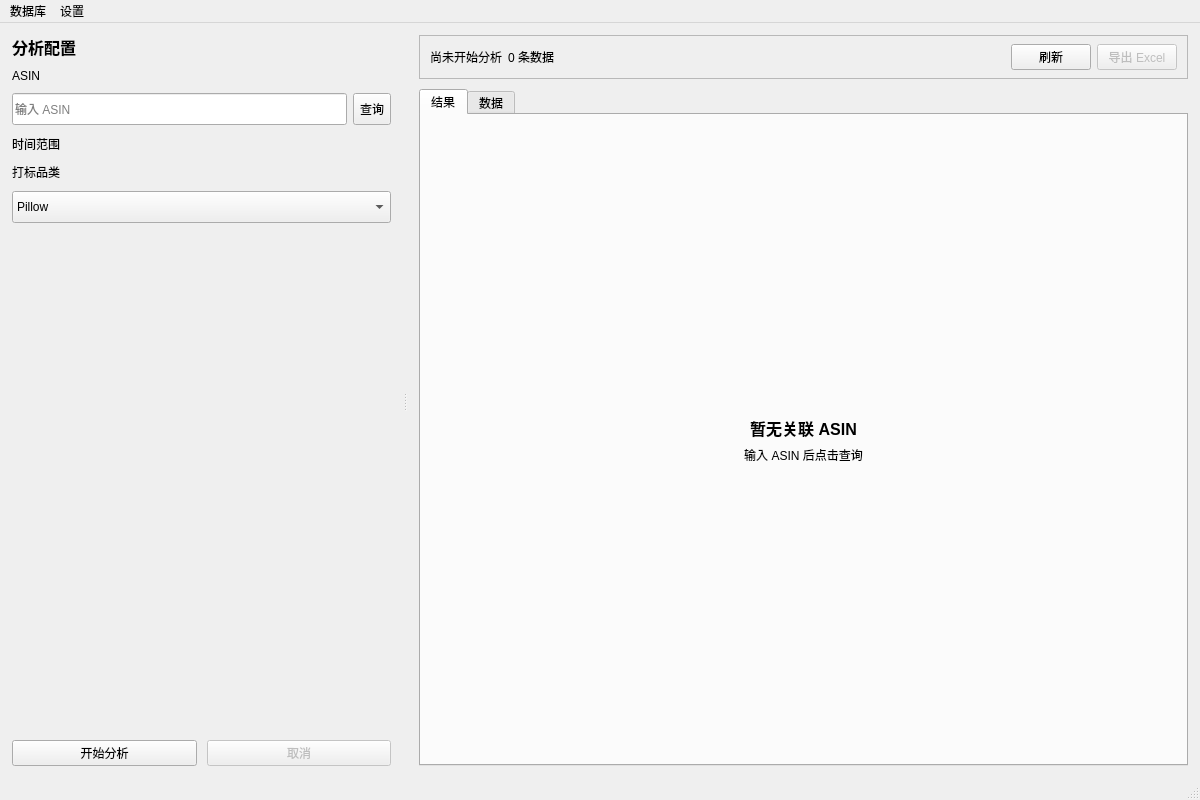
WanFengQC/Flow-Analysis, file ui/main_window.ui: the form before one commit.
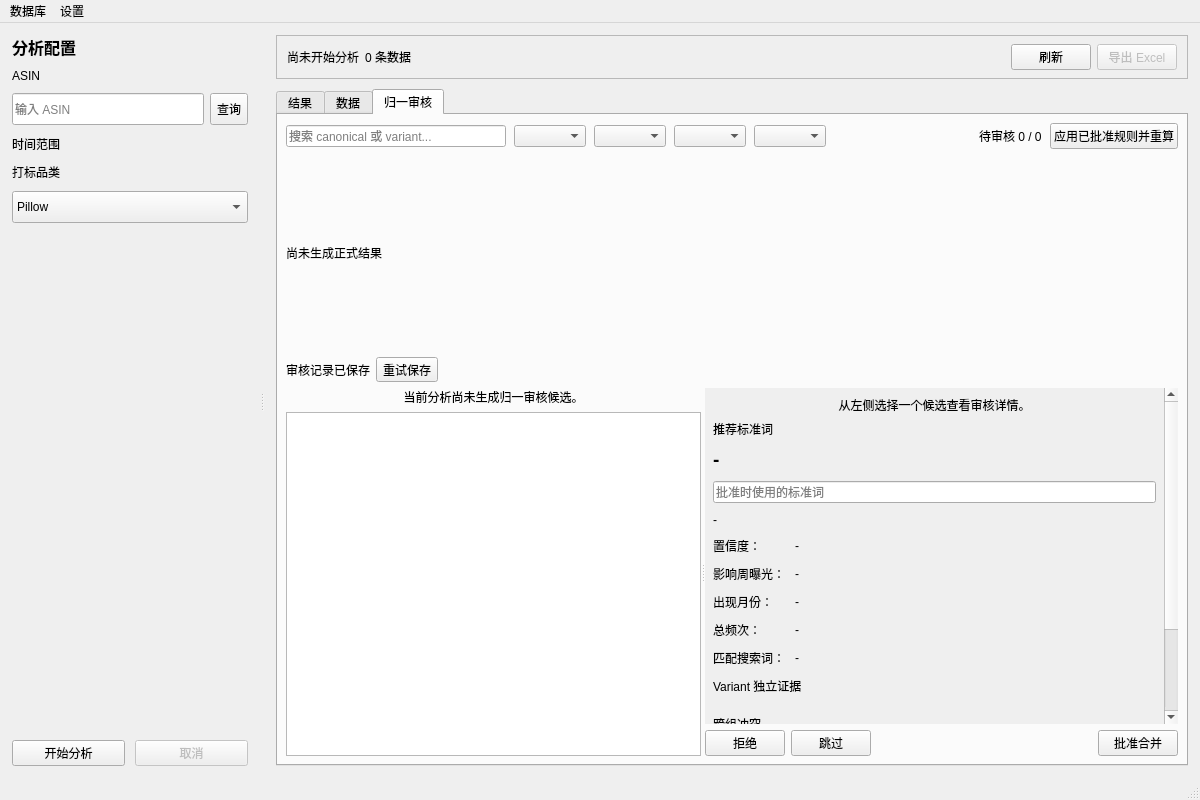
The form after the commit. The open tabs and pages were chosen to show the change.

Patch:
```diff
--- a/ui/main_window.ui
+++ b/ui/main_window.ui
@@ -596,7 +596,7 @@
              </item>
             </layout>
           </widget>
-          <widget class="QWidget" name="dataTab">
+           <widget class="QWidget" name="dataTab">
            <attribute name="title">
             <string>数据</string>
            </attribute>
@@ -632,14 +632,387 @@
                 </property>
                </widget>
               </item>
+              <item>
+               <spacer name="analysisResultModeSpacer">
+                <property name="orientation">
+                 <enum>Qt::Orientation::Horizontal</enum>
+                </property>
+                <property name="sizeHint" stdset="0">
+                 <size>
+                  <width>40</width>
+                  <height>20</height>
+                 </size>
+                </property>
+               </spacer>
+              </item>
+              <item>
+               <widget class="QLabel" name="analysisResultModeLabel">
+                <property name="text">
+                 <string>未归一预览</string>
+                </property>
+               </widget>
+              </item>
              </layout>
             </item>
             <item>
              <widget class="QTableView" name="resultTableView"/>
             </item>
-           </layout>
+            </layout>
+           </widget>
+           <widget class="QWidget" name="normalizationReviewTab">
+            <attribute name="title">
+             <string>归一审核</string>
+            </attribute>
+            <layout class="QVBoxLayout" name="normalizationReviewLayout">
+             <property name="leftMargin">
+              <number>8</number>
+             </property>
+             <property name="topMargin">
+              <number>8</number>
+             </property>
+             <property name="rightMargin">
+              <number>8</number>
+             </property>
+             <property name="bottomMargin">
+              <number>8</number>
+             </property>
+             <item>
+              <layout class="QHBoxLayout" name="normalizationToolbarLayout">
+               <property name="spacing">
+                <number>8</number>
+               </property>
+               <item>
+                <widget class="QLineEdit" name="normalizationSearchLineEdit">
+                 <property name="minimumSize">
+                  <size>
+                   <width>220</width>
+                   <height>0</height>
+                  </size>
+                 </property>
+                 <property name="placeholderText">
+                  <string>搜索 canonical 或 variant...</string>
+                 </property>
+                 <property name="clearButtonEnabled">
+                  <bool>true</bool>
+                 </property>
+                </widget>
+               </item>
+               <item>
+                <widget class="QComboBox" name="normalizationReasonComboBox"/>
+               </item>
+               <item>
+               <widget class="QComboBox" name="normalizationDecisionComboBox"/>
+               </item>
+               <item>
+                <widget class="QComboBox" name="normalizationHistoryComboBox"/>
+               </item>
+               <item>
+                <widget class="QComboBox" name="normalizationSortComboBox"/>
+               </item>
+               <item>
+                <spacer name="normalizationToolbarSpacer">
+                 <property name="orientation">
+                  <enum>Qt::Orientation::Horizontal</enum>
+                 </property>
+                 <property name="sizeHint" stdset="0">
+                  <size>
+                   <width>40</width>
+                   <height>20</height>
+                  </size>
+                 </property>
+                </spacer>
+               </item>
+               <item>
+               <widget class="QLabel" name="normalizationProgressLabel">
+                <property name="text">
+                 <string>待审核 0 / 0</string>
+                </property>
+               </widget>
+              </item>
+              <item>
+               <widget class="QPushButton" name="applyNormalizationRulesButton">
+                <property name="text">
+                 <string>应用已批准规则并重算</string>
+                </property>
+               </widget>
+              </item>
+             </layout>
+            </item>
+            <item>
+             <widget class="QLabel" name="normalizationResultStatusLabel">
+              <property name="text">
+               <string>尚未生成正式结果</string>
+              </property>
+              <property name="wordWrap">
+               <bool>true</bool>
+              </property>
+             </widget>
+            </item>
+            <item>
+             <layout class="QHBoxLayout" name="normalizationPersistenceLayout">
+              <item>
+               <widget class="QLabel" name="normalizationPersistenceStatusLabel">
+                <property name="text">
+                 <string>审核记录已保存</string>
+                </property>
+               </widget>
+              </item>
+              <item>
+               <widget class="QToolButton" name="retryNormalizationPersistenceButton">
+                <property name="text">
+                 <string>重试保存</string>
+                </property>
+               </widget>
+              </item>
+              <item>
+               <spacer name="normalizationPersistenceSpacer">
+                <property name="orientation">
+                 <enum>Qt::Orientation::Horizontal</enum>
+                </property>
+                <property name="sizeHint" stdset="0">
+                 <size>
+                  <width>40</width>
+                  <height>20</height>
+                 </size>
+                </property>
+               </spacer>
+              </item>
+             </layout>
+            </item>
+            <item>
+              <widget class="QSplitter" name="normalizationReviewSplitter">
+               <property name="orientation">
+                <enum>Qt::Orientation::Horizontal</enum>
+               </property>
+               <property name="childrenCollapsible">
+                <bool>false</bool>
+               </property>
+               <widget class="QWidget" name="normalizationListPanel">
+                <property name="minimumSize">
+                 <size>
+                  <width>280</width>
+                  <height>0</height>
+                 </size>
+                </property>
+                <layout class="QVBoxLayout" name="normalizationListPanelLayout">
+                 <property name="leftMargin">
+                  <number>0</number>
+                 </property>
+                 <property name="topMargin">
+                  <number>0</number>
+                 </property>
+                 <property name="rightMargin">
+                  <number>0</number>
+                 </property>
+                 <property name="bottomMargin">
+                  <number>0</number>
+                 </property>
+                 <item>
+                  <widget class="QLabel" name="normalizationReviewEmptyLabel">
+                   <property name="text">
+                    <string>当前分析尚未生成归一审核候选。</string>
+                   </property>
+                   <property name="wordWrap">
+                    <bool>true</bool>
+                   </property>
+                   <property name="alignment">
+                    <set>Qt::AlignmentFlag::AlignCenter</set>
+                   </property>
+                  </widget>
+                 </item>
+                 <item>
+                  <widget class="QListView" name="normalizationCandidateListView"/>
+                 </item>
+                </layout>
+               </widget>
+               <widget class="QWidget" name="normalizationDetailPanel">
+                <layout class="QVBoxLayout" name="normalizationDetailPanelLayout">
+                 <property name="leftMargin">
+                  <number>0</number>
+                 </property>
+                 <property name="topMargin">
+                  <number>0</number>
+                 </property>
+                 <property name="rightMargin">
+                  <number>0</number>
+                 </property>
+                 <property name="bottomMargin">
+                  <number>0</number>
+                 </property>
+                 <item>
+                  <widget class="QScrollArea" name="normalizationDetailScrollArea">
+                   <property name="frameShape">
+                    <enum>QFrame::Shape::NoFrame</enum>
+                   </property>
+                   <property name="widgetResizable">
+                    <bool>true</bool>
+                   </property>
+                   <widget class="QWidget" name="normalizationDetailScrollContent">
+                    <property name="geometry">
+                     <rect>
+                      <x>0</x>
+                      <y>0</y>
+                      <width>560</width>
+                      <height>520</height>
+                     </rect>
+                    </property>
+                    <layout class="QVBoxLayout" name="normalizationDetailLayout">
+                     <property name="leftMargin">
+                      <number>8</number>
+                     </property>
+                     <property name="topMargin">
+                      <number>8</number>
+                     </property>
+                     <property name="rightMargin">
+                      <number>8</number>
+                     </property>
+                     <property name="bottomMargin">
+                      <number>8</number>
+                     </property>
+                     <item>
+                      <widget class="QLabel" name="normalizationDetailEmptyLabel">
+                       <property name="text">
+                        <string>从左侧选择一个候选查看审核详情。</string>
+                       </property>
+                       <property name="alignment">
+                        <set>Qt::AlignmentFlag::AlignCenter</set>
+                       </property>
+                      </widget>
+                     </item>
+                     <item>
+                      <widget class="QWidget" name="normalizationDetailContent">
+                       <layout class="QVBoxLayout" name="normalizationDetailContentLayout">
+                        <property name="spacing">
+                         <number>10</number>
+                        </property>
+                        <property name="leftMargin">
+                         <number>0</number>
+                        </property>
+                        <property name="topMargin">
+                         <number>0</number>
+                        </property>
+                        <property name="rightMargin">
+                         <number>0</number>
+                        </property>
+                        <property name="bottomMargin">
+                         <number>0</number>
+                        </property>
+                        <item>
+                         <widget class="QLabel" name="normalizationSuggestedTitleLabel">
+                          <property name="text">
+                           <string>推荐标准词</string>
+                          </property>
+                         </widget>
+                        </item>
+                        <item>
+                         <widget class="QLabel" name="normalizationSuggestedCanonicalLabel">
+                          <property name="text">
+                           <string>-</string>
+                          </property>
+                          <property name="font">
+                           <font>
+                            <pointsize>14</pointsize>
+                            <bold>true</bold>
+                           </font>
+                          </property>
+                         </widget>
+                        </item>
+                        <item>
+                         <widget class="QLineEdit" name="normalizationCanonicalLineEdit">
+                          <property name="placeholderText">
+                           <string>批准时使用的标准词</string>
+                          </property>
+                         </widget>
+                        </item>
+                        <item>
+                         <widget class="QLabel" name="normalizationReasonBadgeLabel">
+                          <property name="text">
+                           <string>-</string>
+                          </property>
+                         </widget>
+                        </item>
+                        <item>
+                         <layout class="QFormLayout" name="normalizationMetricsFormLayout">
+                          <item row="0" column="0">
+                           <widget class="QLabel" name="normalizationConfidenceTitleLabel">
+                            <property name="text"><string>置信度：</string></property>
+                           </widget>
+                          </item>
+                          <item row="0" column="1"><widget class="QLabel" name="normalizationConfidenceValueLabel"><property name="text"><string>-</string></property></widget></item>
+                          <item row="1" column="0"><widget class="QLabel" name="normalizationImpactTitleLabel"><property name="text"><string>影响周曝光：</string></property></widget></item>
+                          <item row="1" column="1"><widget class="QLabel" name="normalizationImpactValueLabel"><property name="text"><string>-</string></property></widget></item>
+                          <item row="2" column="0"><widget class="QLabel" name="normalizationMonthsTitleLabel"><property name="text"><string>出现月份：</string></property></widget></item>
+                          <item row="2" column="1"><widget class="QLabel" name="normalizationMonthsValueLabel"><property name="text"><string>-</string></property></widget></item>
+                          <item row="3" column="0"><widget class="QLabel" name="normalizationFrequencyTitleLabel"><property name="text"><string>总频次：</string></property></widget></item>
+                          <item row="3" column="1"><widget class="QLabel" name="normalizationFrequencyValueLabel"><property name="text"><string>-</string></property></widget></item>
+                          <item row="4" column="0"><widget class="QLabel" name="normalizationMatchingTitleLabel"><property name="text"><string>匹配搜索词：</string></property></widget></item>
+                          <item row="4" column="1"><widget class="QLabel" name="normalizationMatchingValueLabel"><property name="text"><string>-</string></property></widget></item>
+                         </layout>
+                        </item>
+                        <item>
+                         <widget class="QLabel" name="normalizationVariantsTitleLabel"><property name="text"><string>Variant 独立证据</string></property></widget>
+                        </item>
+                        <item>
+                         <widget class="QWidget" name="normalizationVariantDetailsContainer">
+                          <layout class="QVBoxLayout" name="normalizationVariantDetailsLayout">
+                           <property name="leftMargin"><number>0</number></property>
+                           <property name="topMargin"><number>0</number></property>
+                           <property name="rightMargin"><number>0</number></property>
+                           <property name="bottomMargin"><number>0</number></property>
+                          </layout>
+                         </widget>
+                        </item>
+                        <item>
+                         <widget class="QLabel" name="normalizationConflictsTitleLabel"><property name="text"><string>跨组冲突</string></property></widget>
+                        </item>
+                        <item>
+                         <widget class="QWidget" name="normalizationConflictContainer">
+                          <layout class="QVBoxLayout" name="normalizationConflictLayout">
+                           <property name="leftMargin"><number>0</number></property>
+                           <property name="topMargin"><number>0</number></property>
+                           <property name="rightMargin"><number>0</number></property>
+                           <property name="bottomMargin"><number>0</number></property>
+                          </layout>
+                         </widget>
+                        </item>
+                        <item>
+                         <widget class="QLabel" name="normalizationHistoryTitleLabel"><property name="text"><string>历史审核参考</string></property></widget>
+                        </item>
+                        <item>
+                         <widget class="QLabel" name="normalizationHistorySummaryLabel">
+                          <property name="text"><string>历史审核记录加载中...</string></property>
+                          <property name="wordWrap"><bool>true</bool></property>
+                         </widget>
+                        </item>
+                        <item>
+                         <layout class="QHBoxLayout" name="normalizationHistoryActionLayout">
+                          <item><widget class="QPushButton" name="useHistoryCanonicalButton"><property name="text"><string>使用历史标准词</string></property></widget></item>
+                          <item><widget class="QPushButton" name="viewNormalizationHistoryButton"><property name="text"><string>查看历史详情</string></property></widget></item>
+                          <item><spacer name="normalizationHistoryActionSpacer"><property name="orientation"><enum>Qt::Orientation::Horizontal</enum></property><property name="sizeHint" stdset="0"><size><width>40</width><height>20</height></size></property></spacer></item>
+                         </layout>
+                        </item>
+                       </layout>
+                      </widget>
+                     </item>
+                    </layout>
+                   </widget>
+                  </widget>
+                 </item>
+                 <item>
+                  <layout class="QHBoxLayout" name="normalizationActionLayout">
+                   <item><widget class="QPushButton" name="rejectNormalizationButton"><property name="text"><string>拒绝</string></property></widget></item>
+                   <item><widget class="QPushButton" name="skipNormalizationButton"><property name="text"><string>跳过</string></property></widget></item>
+                   <item><spacer name="normalizationActionSpacer"><property name="orientation"><enum>Qt::Orientation::Horizontal</enum></property><property name="sizeHint" stdset="0"><size><width>40</width><height>20</height></size></property></spacer></item>
+                   <item><widget class="QPushButton" name="approveNormalizationButton"><property name="text"><string>批准合并</string></property></widget></item>
+                  </layout>
+                 </item>
+                </layout>
+               </widget>
+              </widget>
+             </item>
+            </layout>
+           </widget>
           </widget>
-         </widget>
         </item>
        </layout>
       </widget>
```
